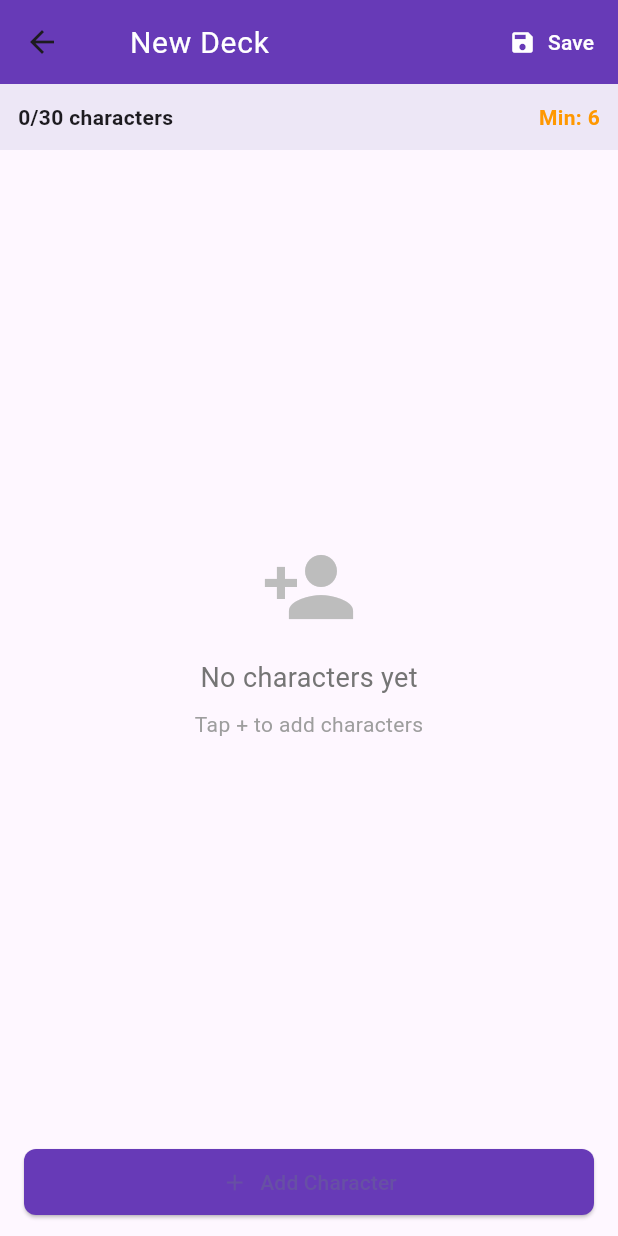
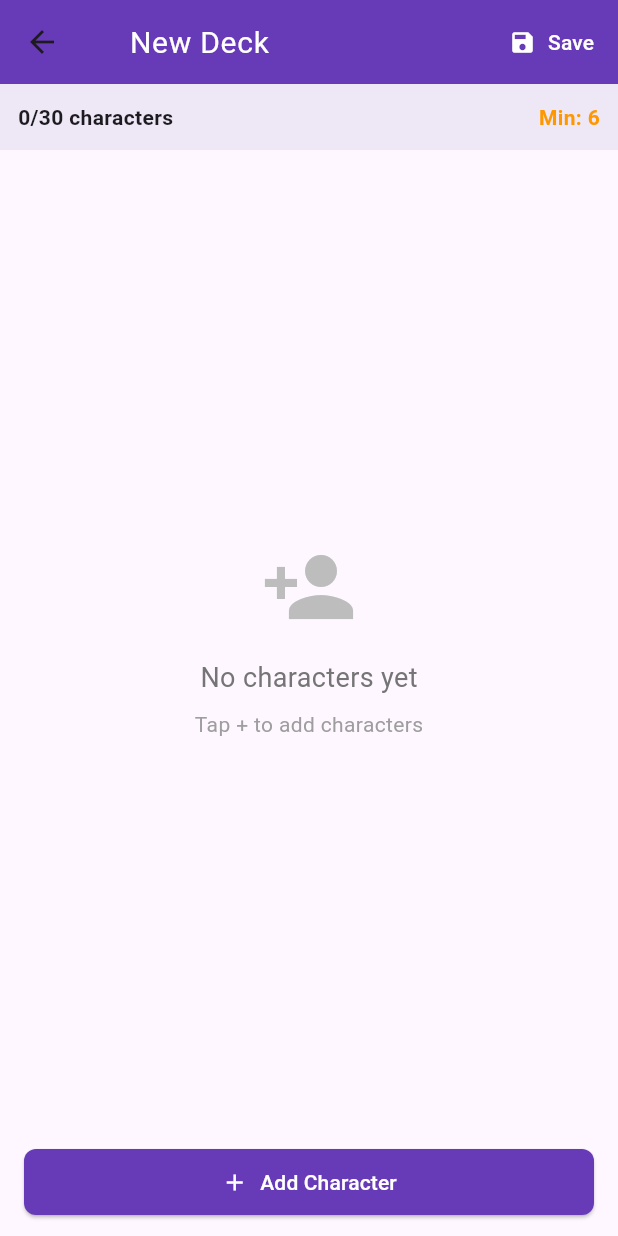
Before and after one commit to Szostak21/Guess-who, a Flutter app: the DeckEditorScreen screen opened directly, on a phone screen of 412 x 824 dp. Run offline on Flutter 3.47's test engine with Material 3 defaults, Android fonts, the phone set to English and light mode, and no system bars; our stand-ins replace equatable, flutter_bloc, image_picker, shared_preferences; accounts and stored records are empty.

Commit message:
add apperance changes

```diff
--- a/lib/presentation/deck_editor/deck_editor_screen.dart
+++ b/lib/presentation/deck_editor/deck_editor_screen.dart
@@ -330,14 +330,16 @@ class _DeckEditorScreenState extends State<DeckEditorScreen> {
                 width: double.infinity,
                 child: ElevatedButton.icon(
                   onPressed: canAddMore ? _showAddCharacterDialog : null,
-                  icon: const Icon(Icons.add),
+                  icon: const Icon(Icons.add, color: Colors.white),
                   label: Text(
                     canAddMore
                         ? 'Add Character'
                         : 'Maximum $_maxCharacters reached',
+                    style: const TextStyle(color: Colors.white),
                   ),
                   style: ElevatedButton.styleFrom(
                     backgroundColor: Colors.deepPurple,
+                    foregroundColor: Colors.white,
                     padding: const EdgeInsets.all(12),
                     disabledBackgroundColor: Colors.grey,
                   ),
```
